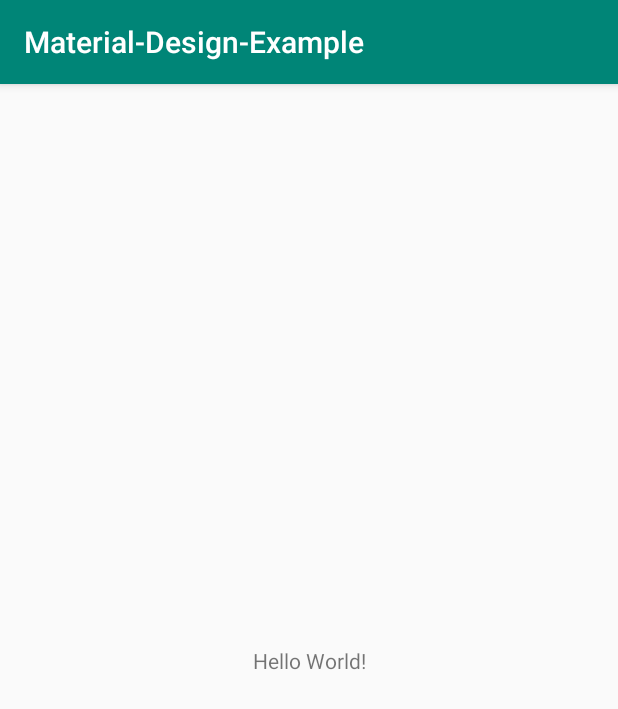
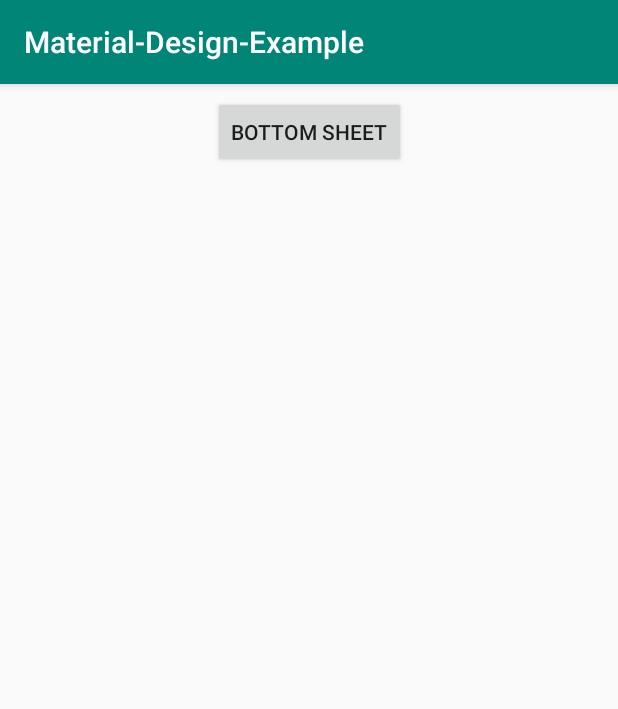
Before and after one commit to giorgospat/material-design, an Android app: the screen it shows after launch (MainActivity), on a phone screen of 412 x 824 dp. Shown: the top 709 px of the screen. Run offline under Robolectric (Android 15) with nearby library versions, the phone set to English and light mode, and no system bars.

Commit message:
Bottom sheet implementation

```diff
--- a/app/src/main/AndroidManifest.xml
+++ b/app/src/main/AndroidManifest.xml
@@ -16,6 +16,9 @@
                 <category android:name="android.intent.category.LAUNCHER" />
             </intent-filter>
         </activity>
+
+        <activity android:name=".BottomSheetActivity"/>
+
     </application>
 
 </manifest>
--- a/app/src/main/java/com/patronas/material_design_example/MainActivity.java
+++ b/app/src/main/java/com/patronas/material_design_example/MainActivity.java
@@ -1,7 +1,10 @@
 package com.patronas.material_design_example;
 
+import android.content.Intent;
 import android.support.v7.app.AppCompatActivity;
 import android.os.Bundle;
+import android.view.View;
+import android.widget.Button;
 
 public class MainActivity extends AppCompatActivity {
 
@@ -9,5 +12,20 @@ public class MainActivity extends AppCompatActivity {
     protected void onCreate(Bundle savedInstanceState) {
         super.onCreate(savedInstanceState);
         setContentView(R.layout.activity_main);
+
+        initBottomSheet();
+
+    }
+
+    private void initBottomSheet() {
+        Button btn_bottom_sheet = findViewById(R.id.btn_bottom_sheet);
+        btn_bottom_sheet.setOnClickListener(new View.OnClickListener() {
+            @Override
+            public void onClick(View view) {
+                Intent i = new Intent(MainActivity.this, BottomSheetActivity.class);
+                startActivity(i);
+            }
+        });
+
     }
 }
--- a/app/src/main/res/layout/activity_main.xml
+++ b/app/src/main/res/layout/activity_main.xml
@@ -6,13 +6,15 @@
     android:layout_height="match_parent"
     tools:context=".MainActivity">
 
-    <TextView
+
+    <Button
+        android:id="@+id/btn_bottom_sheet"
         android:layout_width="wrap_content"
         android:layout_height="wrap_content"
-        android:text="Hello World!"
-        app:layout_constraintBottom_toBottomOf="parent"
-        app:layout_constraintLeft_toLeftOf="parent"
-        app:layout_constraintRight_toRightOf="parent"
+        android:layout_marginTop="8dp"
+        android:text="@string/label_bottom_sheet"
+        app:layout_constraintEnd_toEndOf="parent"
+        app:layout_constraintHorizontal_bias="0.5"
+        app:layout_constraintStart_toStartOf="parent"
         app:layout_constraintTop_toTopOf="parent" />
-
 </android.support.constraint.ConstraintLayout>
--- /dev/null
+++ b/app/src/main/res/values/dimens.xml
@@ -0,0 +1,4 @@
+<?xml version="1.0" encoding="utf-8"?>
+<resources>
+    <dimen name="bottom_sheet_height">80dp</dimen>
+</resources>
--- a/app/src/main/res/values/strings.xml
+++ b/app/src/main/res/values/strings.xml
@@ -1,3 +1,8 @@
 <resources>
     <string name="app_name">Material-Design-Example</string>
+    <string name="label_bottom_sheet">Bottom sheet</string>
+    <string name="bottom_sheet_open">Open bottom sheet</string>
+    <string name="bottom_sheet_close">Close bottom sheet</string>
+    <string name="bottom_sheet_content">Bottom sheet content</string>
+    <string name="text_bottom_sheet_content">Main Content</string>
 </resources>
```
Also changed, not shown: app/src/main/java/com/patronas/material_design_example/BottomSheetActivity.java (added, +87 -0 lines), app/src/main/res/layout/activity_bottom_sheet.xml (added, +13 -0 lines), app/src/main/res/layout/custom_layout_bottom_sheet.xml (added, +42 -0 lines), app/src/main/res/layout/custom_layout_bottom_sheet_content.xml (added, +15 -0 lines).
